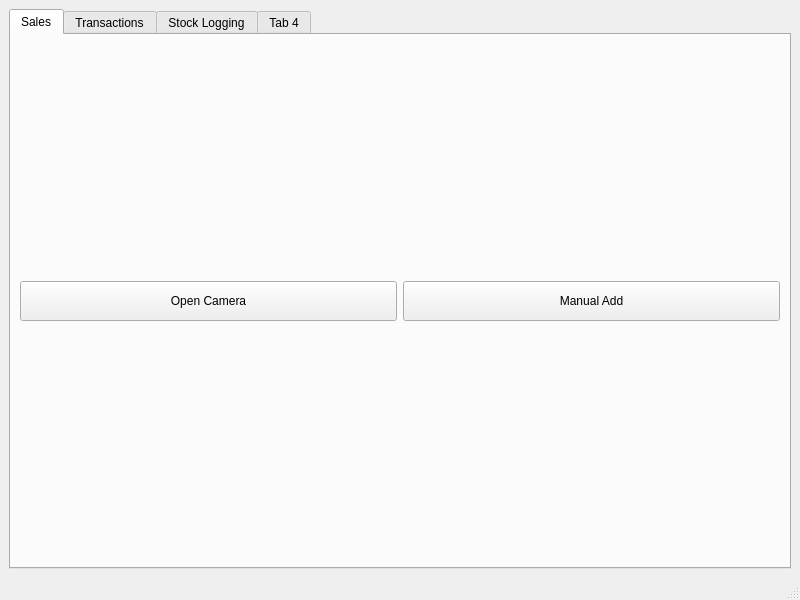
Above: SariSariSleuth/mainwindow.ui from ZachMatriano/CMSC-21-Finals before the change. Below: the same form after it.
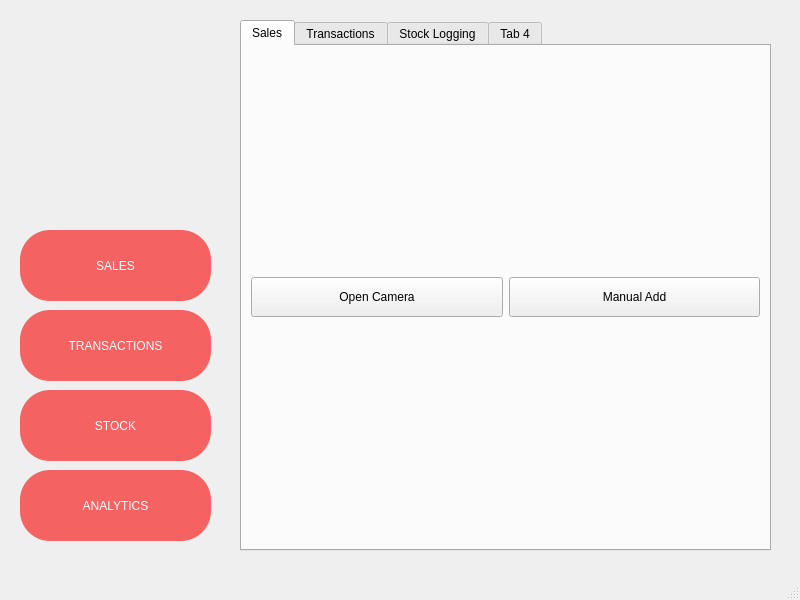
That is the form after the change.

Commit message: Made buttons that connect made tabs invisible.

Patch:
```diff
--- a/SariSariSleuth/mainwindow.ui
+++ b/SariSariSleuth/mainwindow.ui
@@ -14,9 +14,15 @@
    <string>SariSariSleuth</string>
   </property>
   <widget class="QWidget" name="centralwidget">
-   <layout class="QVBoxLayout" name="verticalLayout">
-    <item>
      <widget class="QTabWidget" name="tabWidget">
+    <property name="geometry">
+     <rect>
+      <x>240</x>
+      <y>20</y>
+      <width>531</width>
+      <height>531</height>
+     </rect>
+    </property>
       <property name="currentIndex">
        <number>0</number>
       </property>
@@ -196,8 +202,94 @@
        </attribute>
       </widget>
      </widget>
-    </item>
-   </layout>
+   <widget class="QPushButton" name="pushSales">
+    <property name="geometry">
+     <rect>
+      <x>20</x>
+      <y>230</y>
+      <width>191</width>
+      <height>71</height>
+     </rect>
+    </property>
+    <property name="styleSheet">
+     <string notr="true">QPushButton{
+	border:none;
+	color:white;
+	background-color:rgb(244, 98, 98);
+	font: 700 20pt &quot;Arial&quot;;
+	border-radius: 30px;
+}</string>
+    </property>
+    <property name="text">
+     <string>SALES</string>
+    </property>
+   </widget>
+   <widget class="QPushButton" name="pushTransactions">
+    <property name="geometry">
+     <rect>
+      <x>20</x>
+      <y>310</y>
+      <width>191</width>
+      <height>71</height>
+     </rect>
+    </property>
+    <property name="styleSheet">
+     <string notr="true">QPushButton{
+	border:none;
+	color:white;
+	background-color:rgb(244, 98, 98);
+	font: 700 17pt &quot;Arial&quot;;
+	border-radius: 30px;
+}</string>
+    </property>
+    <property name="text">
+     <string>TRANSACTIONS</string>
+    </property>
+   </widget>
+   <widget class="QPushButton" name="pushStock">
+    <property name="geometry">
+     <rect>
+      <x>20</x>
+      <y>390</y>
+      <width>191</width>
+      <height>71</height>
+     </rect>
+    </property>
+    <property name="styleSheet">
+     <string notr="true">QPushButton{
+	border:none;
+	color:white;
+	background-color:rgb(244, 98, 98);
+	font: 700 20pt &quot;Arial&quot;;
+	border-radius: 30px;
+}</string>
+    </property>
+    <property name="text">
+     <string>STOCK</string>
+    </property>
+   </widget>
+   <widget class="QPushButton" name="pushAnalytics">
+    <property name="geometry">
+     <rect>
+      <x>20</x>
+      <y>470</y>
+      <width>191</width>
+      <height>71</height>
+     </rect>
+    </property>
+    <property name="styleSheet">
+     <string notr="true">QPushButton{
+	border:none;
+	color:white;
+	background-color:rgb(244, 98, 98);
+	font: 700 20pt &quot;Arial&quot;;
+	border-radius: 30px;
+}</string>
+    </property>
+    <property name="text">
+     <string>ANALYTICS</string>
+    </property>
+   </widget>
   </widget>
   <widget class="QMenuBar" name="menubar">
    <property name="geometry">
```
Left out of the diff: 22 changed lines with no effect on the pictures. Lines whose indentation alone changed are shown as unchanged. The commit also changes 1 other file.
